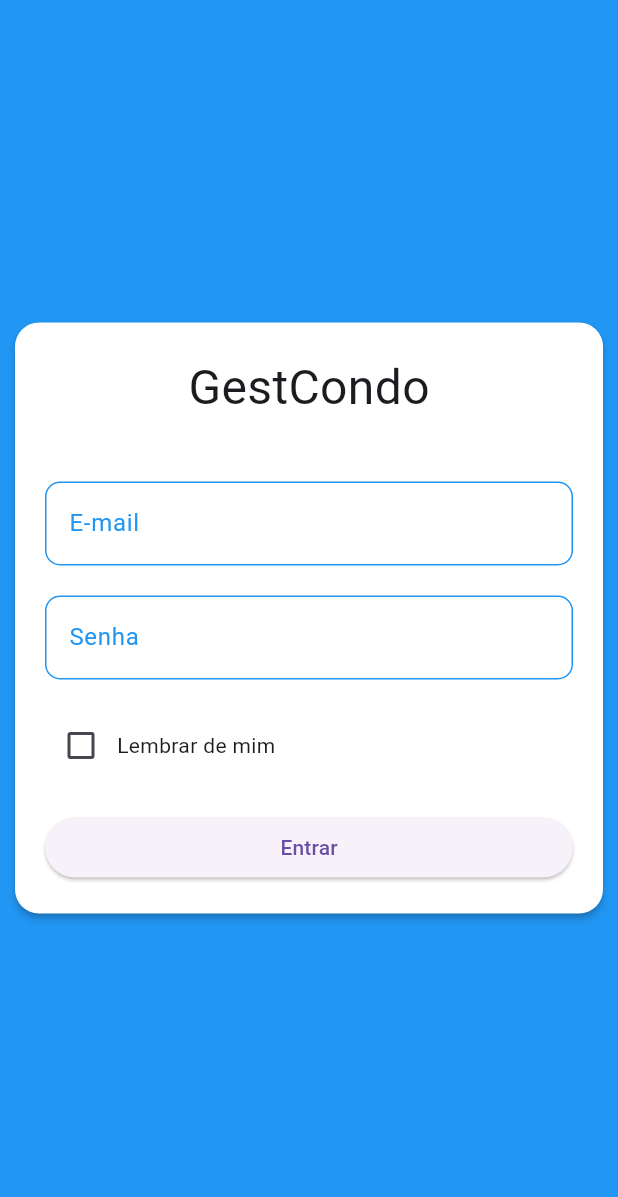
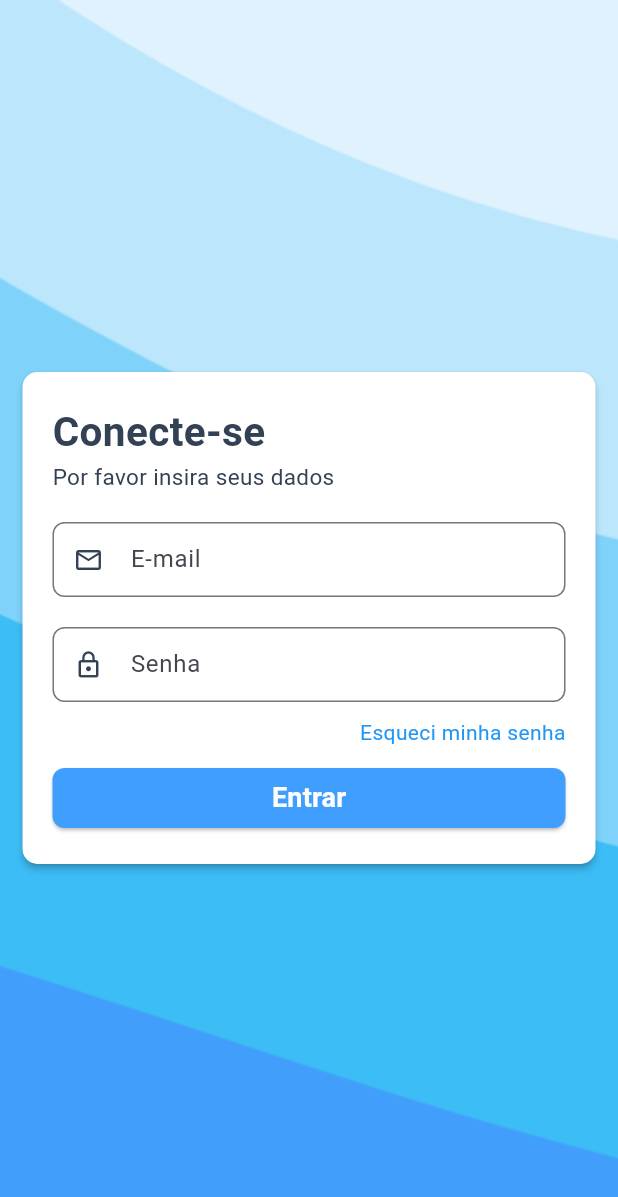
Before and after one commit to dwmartins/GestCondo-app, a Flutter app: the screen it shows after launch, on a phone screen of 412 x 824 dp. Shown: the top 1197 px of the screen. Run offline on Flutter 3.47's test engine with Material 3 defaults, Android fonts, the light colour scheme and no system bars.

Commit message:
feat: desenvolvido a tela de login

```diff
--- a/lib/pages/login_page.dart
+++ b/lib/pages/login_page.dart
@@ -1,5 +1,5 @@
 import 'package:flutter/material.dart';
-import 'package:flutter_svg/flutter_svg.dart';
+import 'package:gestcondo/utils/app_colors.dart';
 
 class LoginPage extends StatefulWidget {
   const LoginPage({super.key});
@@ -10,92 +10,160 @@ class LoginPage extends StatefulWidget {
 
 class _LoginPageState extends State<LoginPage> {
   bool remember_me = false;
+  final TextEditingController _emailController = TextEditingController();
+  final TextEditingController _passwordController = TextEditingController();
 
   @override
   Widget build(BuildContext context) {
     return Scaffold(
-      backgroundColor: Colors.blue,
-      body: Center(
+      body: Stack(
+        children: [
+          Positioned.fill(
+            child: Image.asset(
+              'assets/images/cover.png',
+              fit: BoxFit.cover,
+            ),
+          ),
+
+          Center(
             child: Card(
+              margin: EdgeInsets.all(15),
+              elevation: 2,
+              shape: RoundedRectangleBorder(
+                borderRadius: BorderRadius.circular(10)
+              ),
               color: Colors.white,
-          elevation: 2,
-          margin: EdgeInsets.all(10),
-          shape: RoundedRectangleBorder(
-            borderRadius: BorderRadius.circular(16),
-          ),
               child: Padding(
-            padding: const EdgeInsets.all(20),
+                padding: EdgeInsets.all(20),
+                child: SizedBox(
                   child: Column(
                     mainAxisSize: MainAxisSize.min,
-              mainAxisAlignment: MainAxisAlignment.center,
+                    crossAxisAlignment: CrossAxisAlignment.start,
                     children: [
-                const Text("GestCondo", style: TextStyle(fontSize: 32)),
-                const SizedBox(height: 40),
-                TextField(
-                  decoration: const InputDecoration(
-                    labelText: "E-mail",
-                    labelStyle: TextStyle(color: Colors.blue),
-                    enabledBorder: OutlineInputBorder(
-                      borderRadius: BorderRadius.all(Radius.circular(10)),
-                      borderSide: BorderSide(color: Colors.blue),
+                      const Text(
+                        'Conecte-se',
+                        style: TextStyle(
+                          fontSize: 27,
+                          fontWeight: FontWeight.bold,
+                          color: AppColors.textColor
+                        ),
+                      ),
+                      const Text(
+                        'Por favor insira seus dados',
+                        style: TextStyle(
+                          fontSize: 15,
+                          color: AppColors.textColor
+                        ),
+                      ),
+
+                      const SizedBox(height: 20),
+
+                      SizedBox(
+                        height: 50,
+                        child: TextField(
+                          controller: _emailController,
+                          decoration: InputDecoration(
+                            labelText: 'E-mail',
+                            prefixIcon: Icon(
+                              Icons.email_outlined,
+                              size: 20,
+                              color: AppColors.textColor,
+                            ),
+                            floatingLabelStyle: TextStyle(
+                              color: AppColors.primary,
                             ),
                             border: OutlineInputBorder(
-                      borderRadius: BorderRadius.all(Radius.circular(10)),
+                              borderRadius: BorderRadius.circular(8),
                             ),
                             focusedBorder: OutlineInputBorder(
-                      borderRadius: BorderRadius.all(Radius.circular(10)),
-                      borderSide: BorderSide(color: Colors.blue),
+                              borderRadius: BorderRadius.circular(8),
+                              borderSide: BorderSide(color: AppColors.primary),
                             ),
                           ),
                         ),
+                      ),
+
                       const SizedBox(height: 20),
-                TextField(
+
+                      SizedBox(
+                        height: 50,
+                        child: TextField(
+                          controller: _passwordController,
                           obscureText: true,
-                  decoration: const InputDecoration(
-                    labelText: "Senha",
-                    labelStyle: TextStyle(color: Colors.blue),
-                    enabledBorder: OutlineInputBorder(
-                      borderRadius: BorderRadius.all(Radius.circular(10)),
-                      borderSide: BorderSide(color: Colors.blue),
+                          decoration: InputDecoration(
+                            labelText: 'Senha',
+                            prefixIcon: Icon(
+                              Icons.lock_outline,
+                              size: 20,
+                              color: AppColors.textColor,
+                            ),
+                            floatingLabelStyle: TextStyle(
+                              color: AppColors.primary,
                             ),
                             border: OutlineInputBorder(
-                      borderRadius: BorderRadius.all(Radius.circular(10)),
+                              borderRadius: BorderRadius.circular(8),
                             ),
                             focusedBorder: OutlineInputBorder(
-                      borderRadius: BorderRadius.all(Radius.circular(10)),
-                      borderSide: BorderSide(color: Colors.blue),
+                              borderRadius: BorderRadius.circular(8),
+                              borderSide: BorderSide(color: AppColors.primary),
                             ),
                           ),
                         ),
-                const SizedBox(height: 20),
-                Row(
-                  children: [
-                    Checkbox(
-                      value: remember_me,
-                      onChanged: (bool? value) {
-                        setState(() {
-                          remember_me = value ?? false;
-                        });
-                      },
                       ),
-                    const Text("Lembrar de mim"),
-                  ],
-                ),
-                const SizedBox(height: 20),
+
+                      const SizedBox(height: 10),
+
                       SizedBox(
                         width: double.infinity,
-                  child: ElevatedButton(
-                    onPressed: () {
-                      // Aqui a lógica do login
-
+                        child: Row(
+                          mainAxisAlignment: MainAxisAlignment.end,
+                          children: [
+                            InkWell(
+                              onTap: () {
+                                print('Esqueci minha senha clicado');
                               },
-                    child: const Text("Entrar"),
+                              child: const Text(
+                                'Esqueci minha senha',
+                                style: TextStyle(
+                                  color: Colors.blue,
+                                ),
                               ),
                             ),
                           ],
                         ),
                       ),
+
+                      const SizedBox(height: 10),
+
+                      SizedBox(
+                        width: double.infinity,
+                        child: ElevatedButton(
+                          style: ElevatedButton.styleFrom(
+                            backgroundColor: AppColors.primary,
+                            shape: RoundedRectangleBorder(
+                              borderRadius: BorderRadius.circular(8)
                             ),
+                          ),
+                          onPressed: () {
+                            print("Login efetuado");
+                          },
+                          child: const Text(
+                            'Entrar',
+                            style: TextStyle(
+                              fontSize: 18,
+                              fontWeight: FontWeight.bold,
+                              color: Colors.white
+                            ),
+                          ),
+                        ),
+                      )
+                    ],
+                  ),
+                ),
+              )
+            ),
+          )
+        ],
       ),
     );
   }
--- /dev/null
+++ b/lib/utils/app_colors.dart
@@ -0,0 +1,18 @@
+import 'package:flutter/material.dart';
+
+class AppColors {
+  static const Color primary = Color(0xff409EFF);
+  static const Color primary50 = Color(0xfff0f9ff);
+  static const Color primary100 = Color(0xffe0f2fe);
+  static const Color primary200 = Color(0xffbae6fd);
+  static const Color primary300 = Color(0xff7dd3fc);
+  static const Color primary400 = Color(0xff38bdf8);
+  static const Color primary500 = Color(0xff409EFF);
+  static const Color primary600 = Color(0xff0284c7);
+  static const Color primary700 = Color(0xff0369a1);
+  static const Color primary800 = Color(0xff075985);
+  static const Color primary900 = Color(0xff0c4a6e);
+  static const Color primary950 = Color(0xff082f49);
+
+  static const Color textColor = Color(0xFF334155);
+}
--- a/pubspec.yaml
+++ b/pubspec.yaml
@@ -30,7 +30,6 @@ environment:
 dependencies:
   flutter:
     sdk: flutter
-  flutter_svg: ^2.2.0
 
   # The following adds the Cupertino Icons font to your application.
   # Use with the CupertinoIcons class for iOS style icons.
@@ -59,7 +58,7 @@ flutter:
   uses-material-design: true
 
   assets:
-    - assets/images
+    - assets/images/
 
   # An image asset can refer to one or more resolution-specific "variants", see
   # https://flutter.dev/to/resolution-aware-images
```
Also changed, not shown: assets/images/cover.png (added), assets/images/svgs/cover.svg (deleted), pubspec.lock. Lines whose indentation alone changed are shown as unchanged.
